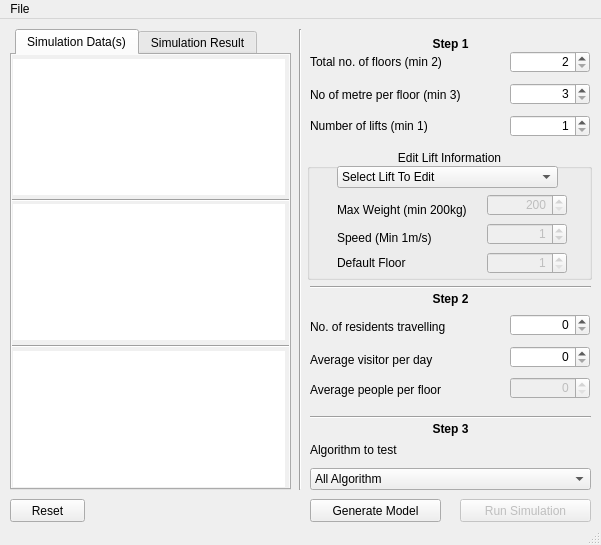
Old version of the form mainwindow.ui in the repository liftlab/LEVAX.
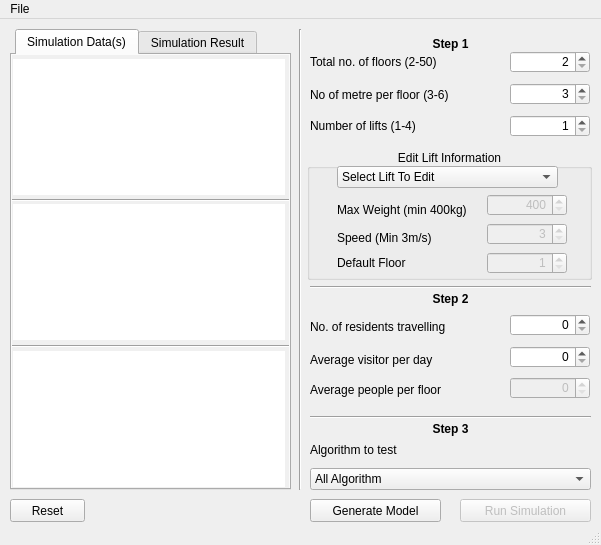
New version of the form. Icons and pictures are not drawn.

```diff
--- a/mainwindow.ui
+++ b/mainwindow.ui
@@ -488,7 +488,7 @@
      </rect>
     </property>
     <property name="text">
-     <string>Total no. of floors (min 2)</string>
+     <string>Total no. of floors (2-50)</string>
     </property>
    </widget>
    <widget class="QLabel" name="metrePerFloorLabel">
@@ -501,7 +501,7 @@
      </rect>
     </property>
     <property name="text">
-     <string>No of metre per floor (min 3)</string>
+     <string>No of metre per floor (3-6)</string>
     </property>
    </widget>
    <widget class="QSpinBox" name="totalFloorSpinBox">
@@ -585,7 +585,7 @@
      </rect>
     </property>
     <property name="text">
-     <string>Number of lifts (min 1)</string>
+     <string>Number of lifts (1-4)</string>
     </property>
    </widget>
    <widget class="QSpinBox" name="totalLiftsSpinBox">
@@ -662,7 +662,7 @@
       </rect>
      </property>
      <property name="text">
-      <string>Max Weight (min 200kg)</string>
+      <string>Max Weight (min 400kg)</string>
      </property>
     </widget>
     <widget class="QLabel" name="maxWeightLabel_2">
@@ -675,7 +675,7 @@
       </rect>
      </property>
      <property name="text">
-      <string>Speed (Min 1m/s)</string>
+      <string>Speed (Min 3m/s)</string>
      </property>
     </widget>
     <widget class="QSpinBox" name="maxWeightSpinBox">
@@ -700,11 +700,14 @@
       <set>Qt::AlignRight|Qt::AlignTrailing|Qt::AlignVCenter</set>
      </property>
      <property name="minimum">
-      <number>200</number>
+      <number>400</number>
      </property>
      <property name="maximum">
       <number>700</number>
      </property>
+     <property name="value">
+      <number>400</number>
+     </property>
     </widget>
     <widget class="QSpinBox" name="maxSpeedSpinBox">
      <property name="enabled">
@@ -727,11 +730,14 @@
      <property name="alignment">
       <set>Qt::AlignRight|Qt::AlignTrailing|Qt::AlignVCenter</set>
      </property>
+     <property name="minimum">
+      <number>3</number>
+     </property>
      <property name="maximum">
       <number>6</number>
      </property>
      <property name="value">
-      <number>1</number>
+      <number>3</number>
      </property>
     </widget>
     <widget class="QLabel" name="maxWeightLabel_3">
```
Left out of the diff: 8 changed lines with no effect on the pictures.
